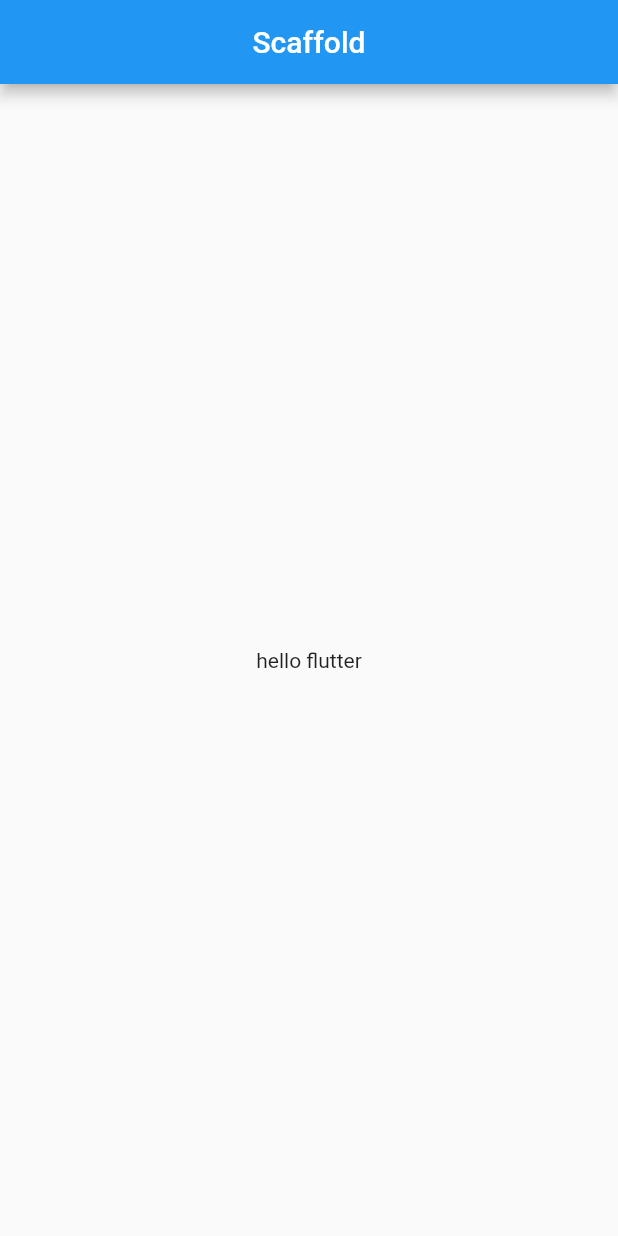
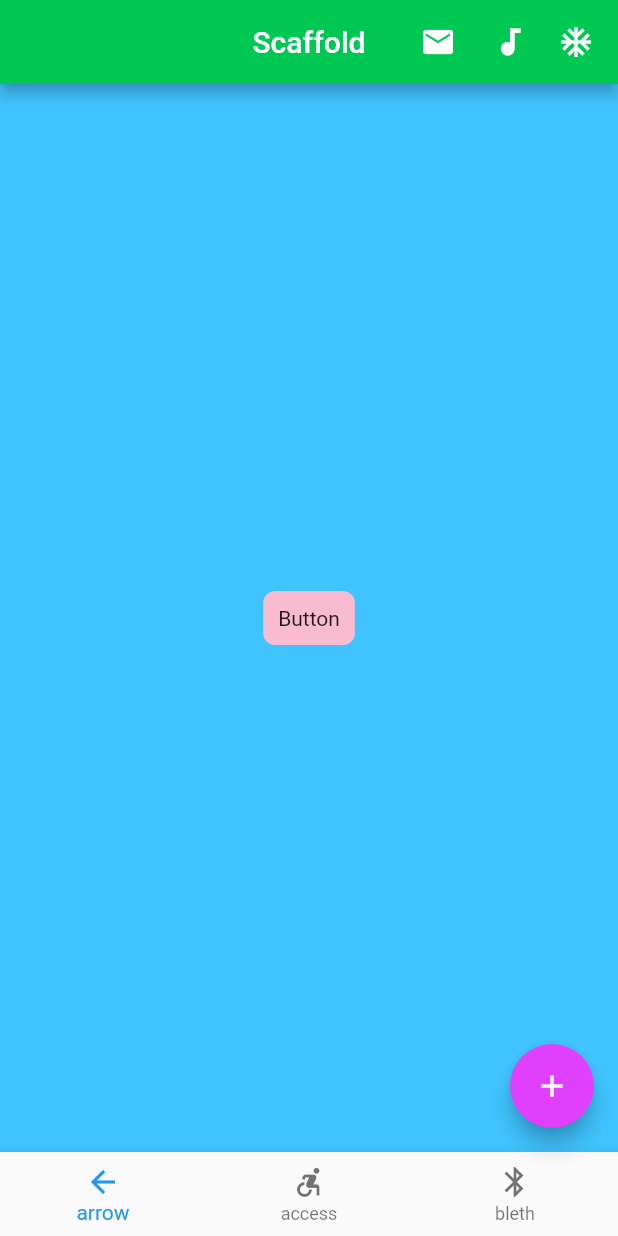
Before and after one commit to anoobishnoob/hello_world, a Flutter app: the screen it shows after launch, on a phone screen of 412 x 824 dp. Run offline on Flutter 3.47's test engine with Material 2 defaults, Android fonts, the phone set to English and light mode, and no system bars.

Commit message:
Update ui.dart

```diff
--- a/lib/ui/ui.dart
+++ b/lib/ui/ui.dart
@@ -1,20 +1,70 @@
 import 'package:flutter/material.dart';
 
 class ScaffoldExample extends StatelessWidget {
+  _tapButton(){
+    debugPrint("Button is clicked");
+  }
   @override
   Widget build(BuildContext context) {
     return Scaffold(
       appBar: AppBar(
         title: Text("Scaffold"),
         centerTitle: true,
+        backgroundColor: Colors.greenAccent.shade700,
+          actions: <Widget>[
+            IconButton(icon: Icon(Icons.email), onPressed: () => debugPrint("Email Tapped!")),
+            IconButton(icon: Icon(Icons.audiotrack), onPressed: () => debugPrint("Note Tapped!")),
+            IconButton(icon: Icon(Icons.ac_unit), onPressed: ()=> _tapButton(), alignment: Alignment.centerLeft,) // allignment apears to do nothing here
+          ],
       ),
-      body: Center(
-        child: Text("hello flutter",
-        textDirection: TextDirection.ltr,),
+
+      floatingActionButton: FloatingActionButton(
+        backgroundColor: Colors.purpleAccent,
+        child: Icon(Icons.add),
+        onPressed: ()=> debugPrint("button pressed"),
+
+      ),
+      bottomNavigationBar: BottomNavigationBar(items: [
+        BottomNavigationBarItem(icon: Icon(Icons.arrow_back), title: Text("arrow")),
+        BottomNavigationBarItem(icon: Icon(Icons.accessible_forward), title: Text("access")),
+        BottomNavigationBarItem(icon: Icon(Icons.bluetooth), title: Text("bleth"))
+      ], onTap: (int index) => debugPrint("bottom bar touched on item : $index"),),
+      backgroundColor: Colors.lightBlueAccent.shade200,
+      body: Container(
+        alignment: Alignment.center,
+
+        child: Column(
+          mainAxisAlignment: MainAxisAlignment.center,
+          children: <Widget>[
+            CustomButton()
+
+    ],
+      ),
+    ));
+  }
+}
+
+class CustomButton extends StatelessWidget {
+  @override
+  Widget build(BuildContext context) {
+    return GestureDetector(
+      onTap: (){
+        final snackBar = SnackBar(content: Text("Suprise Bitch"),
+        backgroundColor: Colors.black);
+        Scaffold.of(context).showSnackBar(snackBar);
+      },
+      child: Container(
+        padding: EdgeInsets.all(10.0),
+        decoration: BoxDecoration(
+          color: Colors.pink.shade100,
+          borderRadius: BorderRadius.circular(8.0)
+        ),
+        child: Text("Button"),
       ),
     );
   }
 }
+
 
 
 class Home extends StatelessWidget {
```
